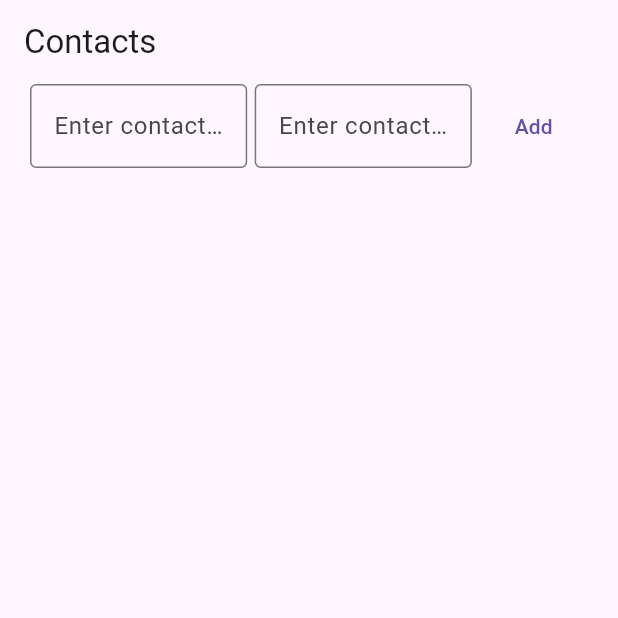
After one commit to john9francis/cp-crud-sqlite-flutter, a Flutter app: the screen it shows after launch, on a phone screen of 412 x 824 dp, the top half of it. The commit adds this screen. Run offline on Flutter 3.47's test engine with Material 3 defaults, Android fonts, the phone set to English and light mode, and no system bars.

Commit message:
Changed it over to a statefulwidget so I could give controllers to each text feild

```diff
--- /dev/null
+++ b/lib/new_contact_form.dart
@@ -0,0 +1,72 @@
+import 'package:flutter/material.dart';
+
+class NewContactForm extends StatefulWidget {
+  const NewContactForm({super.key});
+
+  @override
+  State<StatefulWidget> createState() => _NewContactFormState();
+}
+
+class _NewContactFormState extends State<NewContactForm>{
+
+  // Controllers for the 2 inputs
+  final nameController = TextEditingController();
+  final numberController = TextEditingController();
+
+  @override
+  void dispose() {
+    nameController.dispose();
+    numberController.dispose();
+    super.dispose();
+  }
+
+  @override
+  Widget build(BuildContext context) {
+    return Scaffold(
+      appBar: AppBar(
+        title: Text("Contacts"),
+      ),
+      body: Column(
+        children: [
+          Padding(
+            padding: EdgeInsets.fromLTRB(20, 0, 20, 0),
+            child: Row(
+              spacing: 5,
+              children: [
+                Expanded(
+                  flex: 2,
+                  child: TextField(
+                    controller: nameController,
+                    decoration: InputDecoration(
+                      border: OutlineInputBorder(),
+                      hintText: "Enter contact's name"
+                    ),
+                  ),
+                ),
+                Expanded(
+                  flex: 2,
+                  child: TextField(
+                    controller: numberController,
+                    decoration: InputDecoration(
+                      border: OutlineInputBorder(),
+                      hintText: "Enter contact's phone number"
+                    ),
+                  ),
+                ),
+                Expanded(
+                  flex: 1,
+                  child: TextButton(
+                    child: Text("Add"),
+                    onPressed: (){
+                      print("Button presed");
+                    }
+                  ),
+                ),
+              ],
+            ),
+          )
+        ],
+      )
+    );
+  }
+}
```
Also changed, not shown: lib/main.dart (+2 -45 lines).
